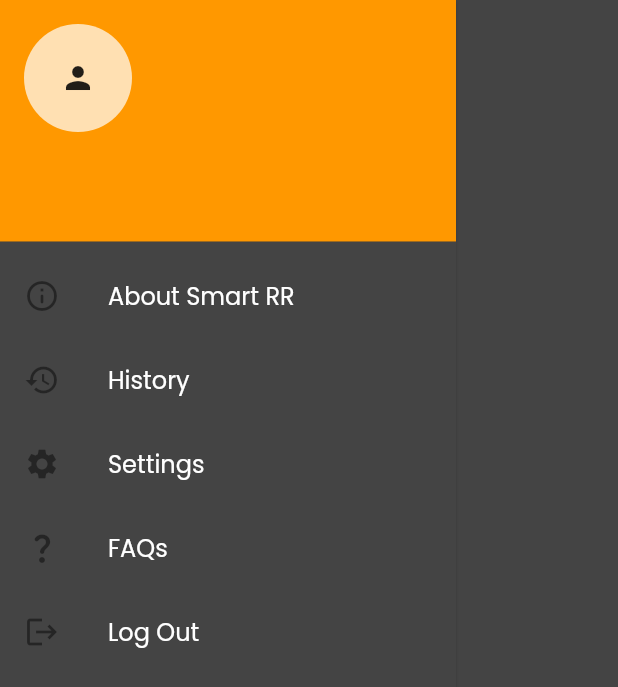
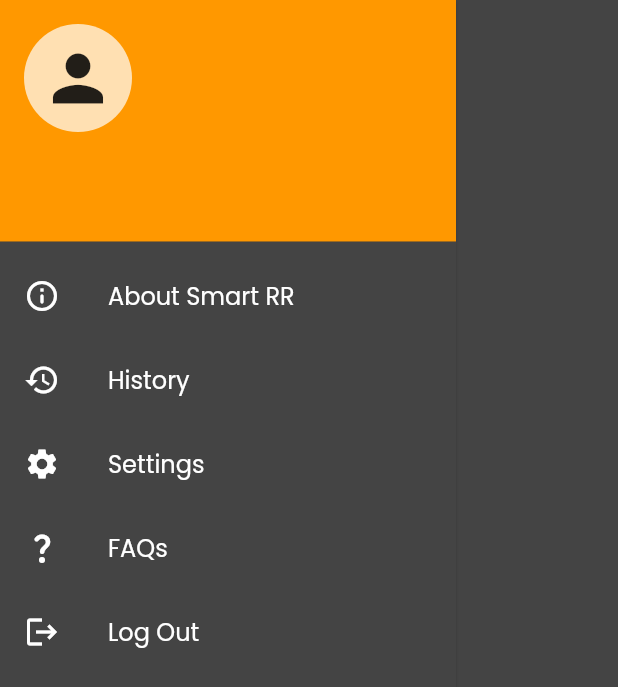
Before and after one commit to Fredoski26/smartrr, a Flutter app: the CustomDrawer widget shown alone on an empty page, opened directly, on a phone screen of 412 x 824 dp. Shown: the top 687 px of the screen. Run offline on Flutter 3.47's test engine with Material 2 defaults, Android fonts, the phone set to English and light mode, and no system bars; our stand-ins replace accordion, cloud_firestore, firebase_auth, firebase_core, fluttertoast, google_fonts and 5 more; missing offline and left inert: dialog_flowtter; accounts and stored records are empty; network calls fail.

Commit message:
Code cleanup

```diff
--- a/lib/components/screens/settings.dart
+++ b/lib/components/screens/settings.dart
@@ -160,7 +160,7 @@
                       mainAxisSize: MainAxisSize.min,
                       children: [
                         Text(
-                          "Update Password",
+                          "Change Password",
                           textAlign: TextAlign.center,
                           style: TextStyle().copyWith(
                               fontSize: 18, fontWeight: FontWeight.bold),
--- a/lib/components/widgets/custom_drawer.dart
+++ b/lib/components/widgets/custom_drawer.dart
@@ -3,7 +3,7 @@
 import 'package:firebase_auth/firebase_auth.dart';
 
 class CustomDrawer extends StatelessWidget {
-  User _currentUser = FirebaseAuth.instance.currentUser;
+  final User _currentUser = FirebaseAuth.instance.currentUser;
   @override
   Widget build(BuildContext context) {
     _logout() async {
@@ -21,7 +21,10 @@
             currentAccountPicture: _currentUser.photoURL != null
                 ? Image.network(_currentUser.photoURL)
                 : CircleAvatar(
-                    child: Icon(Icons.person),
+                    child: Icon(
+                      Icons.person,
+                      size: 50,
+                    ),
                   ),
             accountName: Text(_currentUser.displayName),
             accountEmail: Text(_currentUser.email)),
--- a/lib/theme/themes.dart
+++ b/lib/theme/themes.dart
@@ -2,7 +2,7 @@
 import 'package:google_fonts/google_fonts.dart';
 import '../utils/colors.dart';
 
-ThemeData appTheme = ThemeData(
+final ThemeData appTheme = ThemeData(
     textTheme: GoogleFonts.poppinsTextTheme(),
     primarySwatch: Colors.orange,
     primaryColor: primaryColor,
@@ -48,8 +48,7 @@
 final ThemeData darkTheme = ThemeData(
   primarySwatch: Colors.orange,
   primaryColor: primaryColor,
-    appBarTheme:
-        appTheme.appBarTheme.copyWith(color: primaryColor, elevation: 0),
+  appBarTheme: appTheme.appBarTheme.copyWith(color: primaryColor, elevation: 0),
   scaffoldBackgroundColor: darkGrey,
   textTheme: appTheme.textTheme
       .apply(bodyColor: Colors.white, displayColor: Colors.white),
@@ -83,4 +82,7 @@
           BorderSide(width: 1.0, color: primaryColor)),
       shape: MaterialStateProperty.all(
           RoundedRectangleBorder(borderRadius: BorderRadius.circular(33))),
-    )));
+    ),
+  ),
+  listTileTheme: ListTileThemeData(iconColor: Colors.white),
+);
```
Also changed, not shown: lib/components/screens/user/report_or_history_page.dart (+23 -50 lines), 1 other file. Lines whose indentation alone changed are shown as unchanged.
